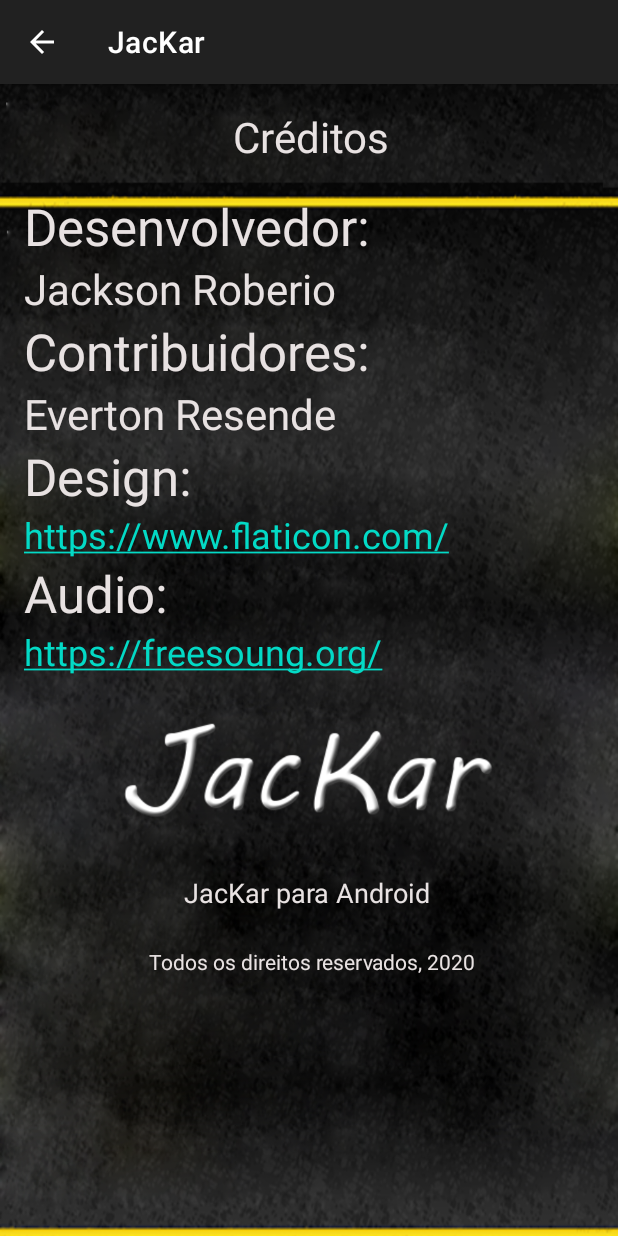
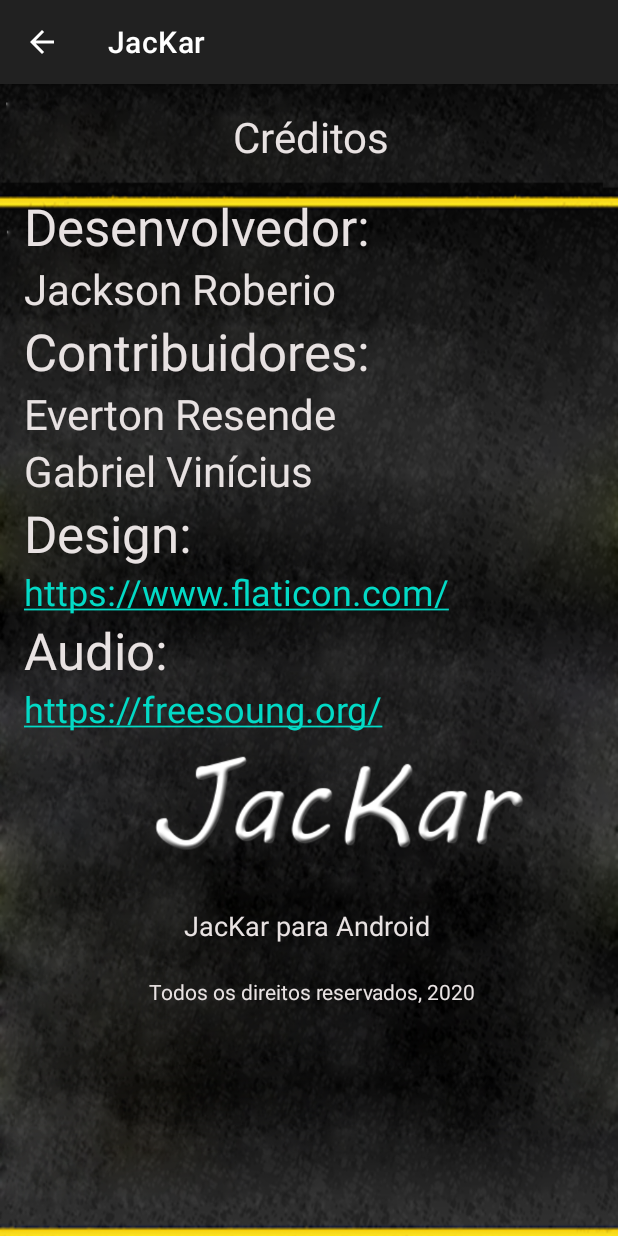
Before and after one commit to jackson-roberio/JacKar-Android, an Android app: the CreditsActivity screen opened directly, with no data from a screen before it, on a phone screen of 412 x 824 dp. Run offline under Robolectric (Android 15) with nearby library versions, the phone set to English and light mode, and no system bars.

Commit message:
Alterado o layout activity_credit.xml, inserido Gabriel Vinícius como novo programador

```diff
--- a/JacKar/app/src/main/res/layout/activity_credits.xml
+++ b/JacKar/app/src/main/res/layout/activity_credits.xml
@@ -43,7 +43,7 @@
         app:layout_constraintTop_toBottomOf="@+id/textViewJac" />
 
     <TextView
-        android:id="@+id/textViewContriName"
+        android:id="@+id/textViewContriName1"
         android:layout_width="wrap_content"
         android:layout_height="wrap_content"
         android:layout_marginStart="16dp"
@@ -52,6 +52,16 @@
         android:textSize="28sp"
         app:layout_constraintStart_toStartOf="parent"
         app:layout_constraintTop_toBottomOf="@+id/textViewContri" />
+    <TextView
+        android:id="@+id/textViewContriName2"
+        android:layout_width="wrap_content"
+        android:layout_height="wrap_content"
+        android:layout_marginStart="16dp"
+        android:text="@string/gabriel_vinicius"
+        android:textColor="@color/colorGrey"
+        android:textSize="28sp"
+        app:layout_constraintStart_toStartOf="parent"
+        app:layout_constraintTop_toBottomOf="@+id/textViewContriName1" />
 
     <TextView
         android:id="@+id/textViewDesign"
@@ -62,7 +72,7 @@
         android:textColor="@color/colorGrey"
         android:textSize="34sp"
         app:layout_constraintStart_toStartOf="parent"
-        app:layout_constraintTop_toBottomOf="@+id/textViewContriName" />
+        app:layout_constraintTop_toBottomOf="@+id/textViewContriName2" />
 
     <TextView
         android:id="@+id/textViewSiteDesign"
@@ -103,10 +113,9 @@
         android:id="@+id/imageView2"
         android:layout_width="278dp"
         android:layout_height="104dp"
-        android:layout_marginTop="16dp"
         android:contentDescription="@string/jackartitlecredits"
         app:layout_constraintEnd_toEndOf="parent"
-        app:layout_constraintHorizontal_bias="0.496"
+        app:layout_constraintHorizontal_bias="0.654"
         app:layout_constraintStart_toStartOf="parent"
         app:layout_constraintTop_toBottomOf="@+id/textViewSiteAudio"
         app:srcCompat="@drawable/img_title_palavra_jac_kar" />
```
